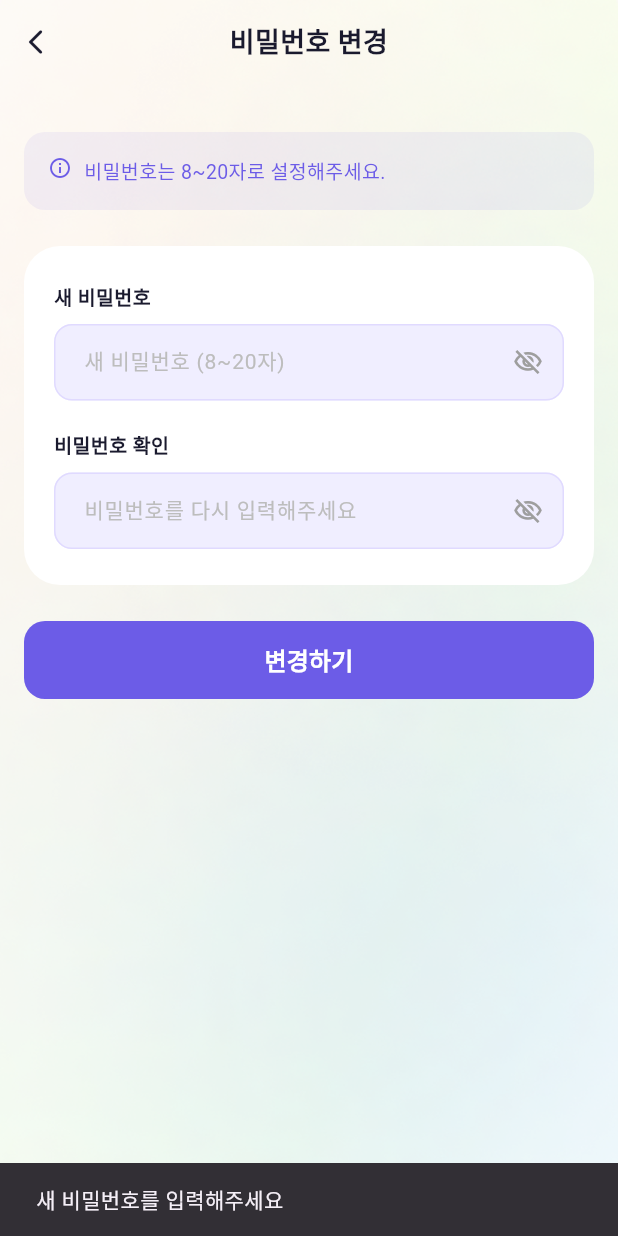
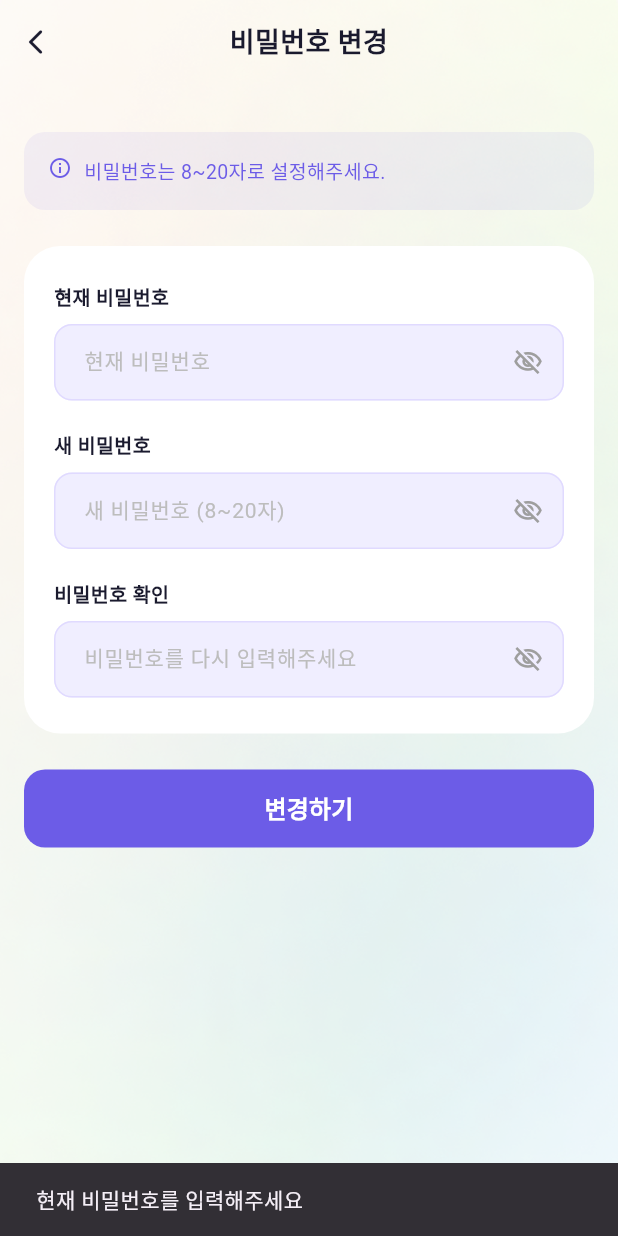
Before and after one commit to seb0070/jbnu-pms-fe, a Flutter app: the ChangePasswordScreen screen opened directly with empty values, after a tap on "변경하기", on a phone screen of 412 x 824 dp. Run offline on Flutter 3.47's test engine with Material 3 defaults, Android fonts, the phone set to English and light mode, and no system bars; our stand-ins replace dio, file_picker, flutter_svg, google_sign_in, image_picker, logger and 1 more; accounts and stored records are empty.

Commit message:
feat: 프로필 이미지 업로드 및 비밀번호 변경 현재 비밀번호 검증 추가 (#12)

```diff
--- a/lib/features/user/screens/change_password_screen.dart
+++ b/lib/features/user/screens/change_password_screen.dart
@@ -11,9 +11,11 @@ class ChangePasswordScreen extends StatefulWidget {
 
 class _ChangePasswordScreenState extends State<ChangePasswordScreen> {
   final UserService _userService = UserService();
+  final _currentPasswordController = TextEditingController();
   final _newPasswordController = TextEditingController();
   final _confirmController = TextEditingController();
 
+  bool _obscureCurrent = true;
   bool _obscureNew = true;
   bool _obscureConfirm = true;
   bool _isSaving = false;
@@ -25,15 +27,21 @@ class _ChangePasswordScreenState extends State<ChangePasswordScreen> {
 
   @override
   void dispose() {
+    _currentPasswordController.dispose();
     _newPasswordController.dispose();
     _confirmController.dispose();
     super.dispose();
   }
 
   Future<void> _save() async {
+    final currentPassword = _currentPasswordController.text.trim();
     final newPassword = _newPasswordController.text.trim();
     final confirm = _confirmController.text.trim();
 
+    if (currentPassword.isEmpty) {
+      _showSnackBar('현재 비밀번호를 입력해주세요');
+      return;
+    }
     if (newPassword.isEmpty) {
       _showSnackBar('새 비밀번호를 입력해주세요');
       return;
@@ -53,13 +61,16 @@ class _ChangePasswordScreenState extends State<ChangePasswordScreen> {
 
     setState(() => _isSaving = true);
     try {
-      await _userService.updateUser(widget.userId, {'password': newPassword});
+      await _userService.updateUser(widget.userId, {
+        'currentPassword': currentPassword,
+        'password': newPassword,
+      });
       if (mounted) {
         _showSnackBar('비밀번호를 변경했어요 ✓');
         Navigator.pop(context);
       }
     } catch (e) {
-      if (mounted) _showSnackBar('변경에 실패했어요');
+      if (mounted) _showSnackBar('변경에 실패했어요. 현재 비밀번호를 확인해주세요');
     } finally {
       if (mounted) setState(() => _isSaving = false);
     }
@@ -83,7 +94,6 @@ class _ChangePasswordScreenState extends State<ChangePasswordScreen> {
           SafeArea(
             child: Column(
               children: [
-                // 앱바
                 SizedBox(
                   height: 56,
                   child: Row(
@@ -111,7 +121,6 @@ class _ChangePasswordScreenState extends State<ChangePasswordScreen> {
                     ],
                   ),
                 ),
-
                 Expanded(
                   child: SingleChildScrollView(
                     keyboardDismissBehavior:
@@ -122,8 +131,6 @@ class _ChangePasswordScreenState extends State<ChangePasswordScreen> {
                         crossAxisAlignment: CrossAxisAlignment.start,
                         children: [
                           const SizedBox(height: 16),
-
-                          // 안내 문구
                           Container(
                             width: double.infinity,
                             padding: const EdgeInsets.all(16),
@@ -153,8 +160,6 @@ class _ChangePasswordScreenState extends State<ChangePasswordScreen> {
                             ),
                           ),
                           const SizedBox(height: 24),
-
-                          // 입력 폼 카드
                           Container(
                             decoration: BoxDecoration(
                               color: Colors.white,
@@ -164,6 +169,17 @@ class _ChangePasswordScreenState extends State<ChangePasswordScreen> {
                             child: Column(
                               crossAxisAlignment: CrossAxisAlignment.start,
                               children: [
+                                _buildLabel('현재 비밀번호'),
+                                const SizedBox(height: 8),
+                                _buildPasswordField(
+                                  controller: _currentPasswordController,
+                                  hint: '현재 비밀번호',
+                                  obscure: _obscureCurrent,
+                                  onToggle: () => setState(
+                                    () => _obscureCurrent = !_obscureCurrent,
+                                  ),
+                                ),
+                                const SizedBox(height: 20),
                                 _buildLabel('새 비밀번호'),
                                 const SizedBox(height: 8),
                                 _buildPasswordField(
@@ -175,7 +191,6 @@ class _ChangePasswordScreenState extends State<ChangePasswordScreen> {
                                   ),
                                 ),
                                 const SizedBox(height: 20),
-
                                 _buildLabel('비밀번호 확인'),
                                 const SizedBox(height: 8),
                                 _buildPasswordField(
@@ -190,8 +205,6 @@ class _ChangePasswordScreenState extends State<ChangePasswordScreen> {
                             ),
                           ),
                           const SizedBox(height: 24),
-
-                          // 저장 버튼
                           SizedBox(
                             width: double.infinity,
                             height: 52,
--- a/pubspec.yaml
+++ b/pubspec.yaml
@@ -36,6 +36,7 @@ dependencies:
   logger: ^2.0.0
   flutter_svg: ^2.0.10+1
   file_picker: ^8.0.0
+  image_picker: ^1.0.7
 
   # The following adds the Cupertino Icons font to your application.
   # Use with the CupertinoIcons class for iOS style icons.
```
Also changed, not shown: lib/features/user/screens/my_profile_edit_screen.dart (+43 -9 lines), lib/features/user/services/user_service.dart (+23 -0 lines), pubspec.lock, 5 other files.
